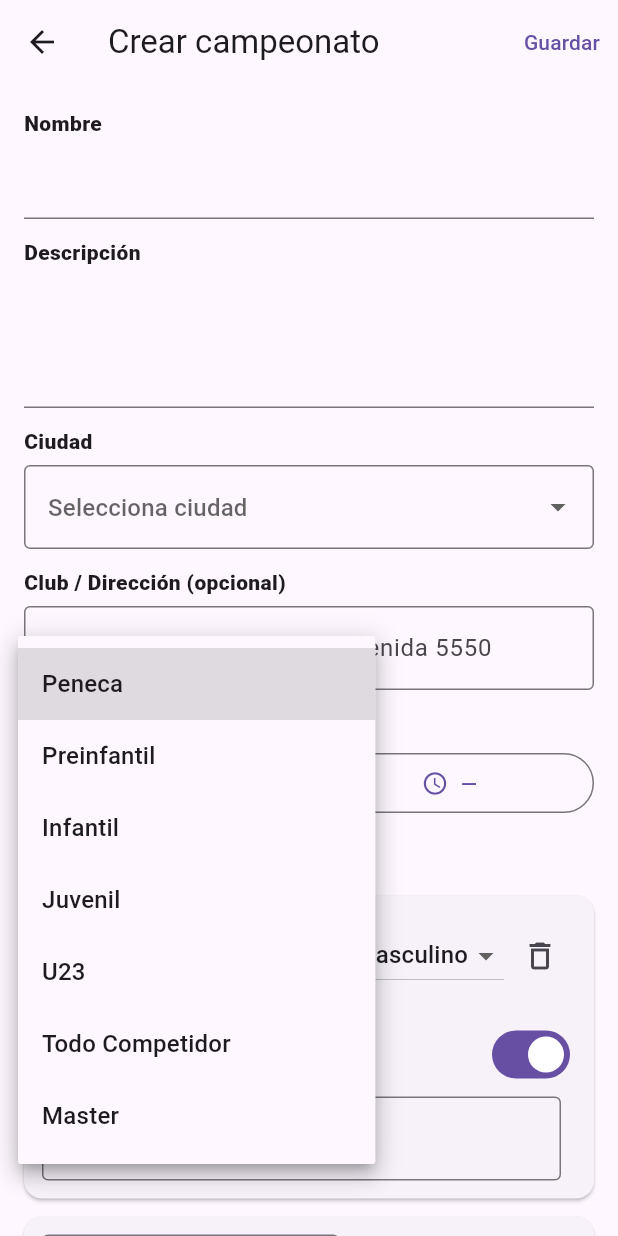
After one commit to kshox-hash/myttmi, a Flutter app: the AdminTournamentCreateScreen screen opened by its route, after a tap on "Categoría", on a phone screen of 412 x 824 dp. The commit adds this screen. Run offline on Flutter 3.47's test engine with Material 3 defaults, Android fonts, the phone set to English and light mode, and no system bars; our stand-ins replace audioplayers, shared_preferences; accounts and stored records are empty.

Commit message:
FIXING ADMIN TOURNAMENT

```diff
--- a/lib/features/shell/admin_shell.dart
+++ b/lib/features/shell/admin_shell.dart
@@ -75,7 +75,7 @@ class AdminShell extends StatelessWidget {
               trailing: const Icon(Icons.chevron_right),
               onTap: () => Navigator.pushNamed(
                 context,
-                AppRoutes.createTournament,
+                AppRoutes.adminCreateTournament,
               ),
             ),
           ),
--- /dev/null
+++ b/lib/features/tournament/presentation/admin/admin_tournament_create_screen.dart
@@ -0,0 +1,477 @@
+import "package:flutter/material.dart";
+import "package:myttmi/features/tournament/api/admin_tournament_api.dart";
+import "package:myttmi/core/storage/session_storage.dart";
+
+class AdminTournamentCreateScreen extends StatefulWidget {
+  const AdminTournamentCreateScreen({super.key});
+
+  @override
+  State<AdminTournamentCreateScreen> createState() => _AdminTournamentCreateScreenState();
+}
+
+class _AdminTournamentCreateScreenState extends State<AdminTournamentCreateScreen> {
+  final _api = AdminTournamentApi();
+
+  final _name = TextEditingController();
+  final _desc = TextEditingController();
+  final _loc = TextEditingController();
+
+  DateTime _eventDate = DateTime.now();
+  TimeOfDay? _eventTime;
+
+  bool _loading = false;
+
+  // ✅ Ciudades grandes
+  static const List<String> chileCities = [
+    "Santiago",
+    "Valparaíso",
+    "Viña del Mar",
+    "Concepción",
+    "Antofagasta",
+    "La Serena",
+    "Iquique",
+    "Arica",
+    "Copiapó",
+    "Temuco",
+    "Valdivia",
+    "Osorno",
+    "Puerto Montt",
+    "Chillán",
+    "Punta Arenas",
+  ];
+
+  String? _selectedCity;
+
+  // ✅ Tipos de categoría (nombres limpios)
+  static const List<String> categoryTypes = [
+    "Peneca",
+    "Preinfantil",
+    "Infantil",
+    "Juvenil",
+    "U23",
+    "Todo Competidor",
+    "Master",
+  ];
+
+  // ✅ Rangos master (dropdown)
+  static const List<String> masterRanges = [
+    "35–39",
+    "40–44",
+    "45–49",
+    "50–54",
+    "55–59",
+    "60–64",
+    "65–69",
+    "70–74",
+    "75+",
+    "Personalizado",
+  ];
+
+  final List<_CatForm> _cats = [
+    _CatForm(gender: "male", price: 5000),
+    _CatForm(gender: "female", price: 5000),
+    _CatForm(gender: "mixed", price: 6000),
+  ];
+
+  @override
+  void dispose() {
+    _name.dispose();
+    _desc.dispose();
+    _loc.dispose();
+    for (final c in _cats) c.dispose();
+    super.dispose();
+  }
+
+  Future<void> _pickDate() async {
+    final now = DateTime.now();
+    final picked = await showDatePicker(
+      context: context,
+      initialDate: _eventDate,
+      firstDate: DateTime(now.year - 1),
+      lastDate: DateTime(now.year + 3),
+    );
+    if (picked != null) setState(() => _eventDate = picked);
+  }
+
+  Future<void> _pickTime() async {
+    final picked = await showTimePicker(
+      context: context,
+      initialTime: _eventTime ?? const TimeOfDay(hour: 19, minute: 0),
+    );
+    if (picked != null) setState(() => _eventTime = picked);
+  }
+
+  String _fmtDate(DateTime d) =>
+      "${d.day.toString().padLeft(2, "0")}/${d.month.toString().padLeft(2, "0")}/${d.year}";
+
+  String _fmtTime(TimeOfDay? t) =>
+      t == null ? "—" : "${t.hour.toString().padLeft(2, "0")}:${t.minute.toString().padLeft(2, "0")}";
+
+  Future<void> _submit() async {
+    if (_name.text.trim().isEmpty) {
+      _toast("Falta el nombre del campeonato");
+      return;
+    }
+    if (_selectedCity == null) {
+      _toast("Selecciona la ciudad");
+      return;
+    }
+
+    // Validar categorías
+    for (final c in _cats) {
+      if (c.type == null) {
+        _toast("Selecciona el tipo de categoría en todas las categorías");
+        return;
+      }
+
+      if (c.type == "Master") {
+        if (c.masterRange == null) {
+          _toast("Selecciona el rango Master");
+          return;
+        }
+        if (c.masterRange == "Personalizado") {
+          final txt = c.masterCustomCtrl.text.trim();
+          if (txt.isEmpty) {
+            _toast("Escribe el rango Master personalizado (ej: 52–58 o 60+)");
+            return;
+          }
+        }
+      }
+    }
+
+    final storage = SessionStorage();
+    final userId = await storage.getUserId();
+    if (userId == null || userId.isEmpty) {
+      _toast("No hay sesión activa");
+      return;
+    }
+
+    final cats = _cats.map((c) => c.toJson()).toList();
+
+    setState(() => _loading = true);
+    try {
+      await _api.adminCreateTournament(
+        createdBy: userId,
+        tournamentName: _name.text,
+        description: _desc.text,
+        location: _loc.text,
+        city: _selectedCity,
+        eventDate: _eventDate,
+        eventTime: _eventTime,
+        categories: cats,
+      );
+
+      if (!mounted) return;
+      _toast("✅ Campeonato creado");
+      Navigator.pop(context, true);
+    } catch (e) {
+      _toast("Error: $e");
+    } finally {
+      if (mounted) setState(() => _loading = false);
+    }
+  }
+
+  void _toast(String msg) {
+    ScaffoldMessenger.of(context).showSnackBar(SnackBar(content: Text(msg)));
+  }
+
+  @override
+  Widget build(BuildContext context) {
+    return Scaffold(
+      appBar: AppBar(
+        title: const Text("Crear campeonato"),
+        actions: [
+          TextButton(
+            onPressed: _loading ? null : _submit,
+            child: _loading
+                ? const SizedBox(
+                    width: 18,
+                    height: 18,
+                    child: CircularProgressIndicator(strokeWidth: 2),
+                  )
+                : const Text("Guardar"),
+          ),
+        ],
+      ),
+      body: ListView(
+        padding: const EdgeInsets.all(16),
+        children: [
+          _Field(label: "Nombre", child: TextField(controller: _name)),
+          const SizedBox(height: 12),
+
+          _Field(
+            label: "Descripción",
+            child: TextField(controller: _desc, maxLines: 3),
+          ),
+          const SizedBox(height: 12),
+
+          _Field(
+            label: "Ciudad",
+            child: DropdownButtonFormField<String>(
+              value: _selectedCity,
+              isExpanded: true,
+              items: chileCities
+                  .map((c) => DropdownMenuItem(value: c, child: Text(c)))
+                  .toList(),
+              onChanged: _loading ? null : (v) => setState(() => _selectedCity = v),
+              decoration: const InputDecoration(
+                border: OutlineInputBorder(),
+                hintText: "Selecciona ciudad",
+              ),
+            ),
+          ),
+          const SizedBox(height: 12),
+
+          _Field(
+            label: "Club / Dirección (opcional)",
+            child: TextField(
+              controller: _loc,
+              decoration: const InputDecoration(
+                border: OutlineInputBorder(),
+                hintText: "Ej: Club San Miguel, Gran Avenida 5550",
+              ),
+            ),
+          ),
+          const SizedBox(height: 12),
+
+          _Field(
+            label: "Fecha / Hora",
+            child: Row(
+              children: [
+                Expanded(
+                  child: OutlinedButton.icon(
+                    onPressed: _loading ? null : _pickDate,
+                    icon: const Icon(Icons.calendar_month_rounded),
+                    label: Text(_fmtDate(_eventDate)),
+                  ),
+                ),
+                const SizedBox(width: 10),
+                Expanded(
+                  child: OutlinedButton.icon(
+                    onPressed: _loading ? null : _pickTime,
+                    icon: const Icon(Icons.schedule_rounded),
+                    label: Text(_fmtTime(_eventTime)),
+                  ),
+                ),
+              ],
+            ),
+          ),
+
+          const SizedBox(height: 18),
+          const Text(
+            "Categorías",
+            style: TextStyle(fontSize: 16, fontWeight: FontWeight.w900),
+          ),
+          const SizedBox(height: 10),
+
+          ..._cats.asMap().entries.map((entry) {
+            final i = entry.key;
+            final c = entry.value;
+
+            return Card(
+              margin: const EdgeInsets.only(bottom: 12),
+              child: Padding(
+                padding: const EdgeInsets.all(12),
+                child: Column(
+                  children: [
+                    Row(
+                      children: [
+                        Expanded(
+                          child: DropdownButtonFormField<String>(
+                            value: c.type,
+                            isExpanded: true,
+                            decoration: const InputDecoration(
+                              labelText: "Categoría",
+                              border: OutlineInputBorder(),
+                            ),
+                            items: categoryTypes
+                                .map((t) => DropdownMenuItem(value: t, child: Text(t)))
+                                .toList(),
+                            onChanged: _loading
+                                ? null
+                                : (v) {
+                                    setState(() {
+                                      c.type = v;
+                                      if (c.type != "Master") {
+                                        c.masterRange = null;
+                                        c.masterCustomCtrl.text = "";
+                                      }
+                                    });
+                                  },
+                          ),
+                        ),
+                        const SizedBox(width: 10),
+                        DropdownButton<String>(
+                          value: c.gender,
+                          items: const [
+                            DropdownMenuItem(value: "male", child: Text("Masculino")),
+                            DropdownMenuItem(value: "female", child: Text("Femenino")),
+                            DropdownMenuItem(value: "mixed", child: Text("Mixto")),
+                          ],
+                          onChanged: _loading ? null : (v) => setState(() => c.gender = v ?? "male"),
+                        ),
+                        IconButton(
+                          onPressed: _loading || _cats.length <= 1 ? null : () => setState(() => _cats.removeAt(i)),
+                          icon: const Icon(Icons.delete_outline),
+                        ),
+                      ],
+                    ),
+
+                    if (c.type == "Master") ...[
+                      const SizedBox(height: 10),
+                      DropdownButtonFormField<String>(
+                        value: c.masterRange,
+                        isExpanded: true,
+                        decoration: const InputDecoration(
+                          labelText: "Rango Master",
+                          border: OutlineInputBorder(),
+                        ),
+                        items: masterRanges
+                            .map((r) => DropdownMenuItem(value: r, child: Text(r)))
+                            .toList(),
+                        onChanged: _loading ? null : (v) => setState(() => c.masterRange = v),
+                      ),
+
+                      if (c.masterRange == "Personalizado") ...[
+                        const SizedBox(height: 10),
+                        TextField(
+                          controller: c.masterCustomCtrl,
+                          decoration: const InputDecoration(
+                            labelText: "Rango personalizado",
+                            hintText: "Ej: 52–58  |  60+",
+                            border: OutlineInputBorder(),
+                          ),
+                        ),
+                      ],
+                    ],
+
+                    const SizedBox(height: 10),
+
+                    SwitchListTile(
+                      contentPadding: EdgeInsets.zero,
+                      title: const Text("Cupos ilimitados"),
+                      value: c.unlimited,
+                      onChanged: _loading ? null : (v) => setState(() => c.unlimited = v),
+                    ),
+
+                    Row(
+                      children: [
+                        Expanded(
+                          child: TextField(
+                            decoration: const InputDecoration(
+                              labelText: "Precio",
+                              border: OutlineInputBorder(),
+                            ),
+                            keyboardType: TextInputType.number,
+                            controller: c.priceCtrl,
+                          ),
+                        ),
+                        const SizedBox(width: 10),
+                        if (!c.unlimited)
+                          Expanded(
+                            child: TextField(
+                              decoration: const InputDecoration(
+                                labelText: "Cupos",
+                                border: OutlineInputBorder(),
+                              ),
+                              keyboardType: TextInputType.number,
+                              controller: c.quotasCtrl,
+                            ),
+                          ),
+                      ],
+                    ),
+                  ],
+                ),
+              ),
+            );
+          }),
+
+          OutlinedButton.icon(
+            onPressed: _loading ? null : () => setState(() => _cats.add(_CatForm(gender: "male", price: 0))),
+            icon: const Icon(Icons.add),
+            label: const Text("Agregar categoría"),
+          ),
+
+          const SizedBox(height: 18),
+          FilledButton(
+            onPressed: _loading ? null : _submit,
+            child: const Text("Crear campeonato"),
+          ),
+        ],
+      ),
+    );
+  }
+}
+
+class _Field extends StatelessWidget {
+  final String label;
+  final Widget child;
+  const _Field({required this.label, required this.child});
+
+  @override
+  Widget build(BuildContext context) {
+    return Column(
+      crossAxisAlignment: CrossAxisAlignment.start,
+      children: [
+        Text(label, style: const TextStyle(fontWeight: FontWeight.w900)),
+        const SizedBox(height: 6),
+        child,
+      ],
+    );
+  }
+}
+
+class _CatForm {
+  String? type; // Peneca / Infantil / ... / Master
+  String gender;
+
+  String? masterRange; // 35–39 ... 75+ ... Personalizado
+  final TextEditingController masterCustomCtrl = TextEditingController();
+
+  final TextEditingController priceCtrl;
+
+  bool unlimited;
+  final TextEditingController quotasCtrl;
+
+  _CatForm({
+    required this.gender,
+    required int price,
+  })  : priceCtrl = TextEditingController(text: price.toString()),
+        unlimited = true,
+        quotasCtrl = TextEditingController(text: "32");
+
+  Map<String, dynamic> toJson() {
+    int toInt(TextEditingController c, int fallback) {
+      final v = int.tryParse(c.text.trim());
+      return v ?? fallback;
+    }
+
+    String buildCategoryName() {
+      final t = type ?? "Todo Competidor";
+
+      if (t == "Master") {
+        final r = masterRange ?? "";
+        if (r == "Personalizado") {
+          final custom = masterCustomCtrl.text.trim();
+          return custom.isEmpty ? "Master" : "Master $custom";
+        }
+        return r.isEmpty ? "Master" : "Master $r";
+      }
+
+      return t;
+    }
+
+    return {
+      "category_name": buildCategoryName(),
+      "gender": gender,
+      "inscription_price": toInt(priceCtrl, 0),
+      "quotas": unlimited ? null : toInt(quotasCtrl, 32),
+    };
+  }
+
+  void dispose() {
+    masterCustomCtrl.dispose();
+    priceCtrl.dispose();
+    quotasCtrl.dispose();
+  }
+}
--- a/lib/routes/app_routes.dart
+++ b/lib/routes/app_routes.dart
@@ -1,25 +1,24 @@
 import "package:flutter/material.dart";
-
+//LOGIN
+import "package:myttmi/features/auth/presentation/login_screen.dart";
+//WIDGETS
+import "package:myttmi/features/shell/splash_gate.dart";
+import "package:myttmi/features/calendar/presentation/calendar_screen.dart";
+import "package:myttmi/features/stats/presentation/stats_screen.dart";
+//PLAYER
+import "package:myttmi/features/tournament/models/tournament_models.dart";
+import "package:myttmi/features/tournament/presentation/tournaments_screen.dart";
+import "package:myttmi/features/tournament/presentation/tournament_create_screen.dart";
+import "package:myttmi/features/tournament/presentation/tournament_detail_screen.dart";
+import "package:myttmi/features/competition/presentation/groups_view_screen.dart";
 import "package:myttmi/features/home/presentation/home_screen.dart";
 import "package:myttmi/features/profile/presentation/profile_screen.dart";
 import "package:myttmi/features/ranking/presentation/ranking_screen.dart";
-import "package:myttmi/features/calendar/presentation/calendar_screen.dart";
-import "package:myttmi/features/stats/presentation/stats_screen.dart";
-
-import "package:myttmi/features/tournament/presentation/tournaments_screen.dart";
-import "package:myttmi/features/tournament/presentation/tournament_create_screen.dart";
-import "package:myttmi/features/tournament/presentation/tournament_detail_screen.dart";
-
-import "package:myttmi/features/shell/splash_gate.dart";
-import "package:myttmi/features/auth/presentation/login_screen.dart";
-
-import "package:myttmi/features/competition/presentation/admin_generate_groups_screen.dart";
-import "package:myttmi/features/competition/presentation/groups_view_screen.dart";
-
+//ADMIN
 import "package:myttmi/features/tournament/presentation/admin_tournaments_screen.dart";
 import "package:myttmi/features/tournament/presentation/admin_tournament_detail_screen.dart";
-
-import "package:myttmi/features/tournament/models/tournament_models.dart";
+import "package:myttmi/features/competition/presentation/admin_generate_groups_screen.dart";
+import "package:myttmi/features/tournament/presentation/admin/admin_tournament_create_screen.dart";
 
 class AppRoutes {
   static const splash = "/splash";
@@ -33,12 +32,12 @@ class AppRoutes {
 
   // tournaments routes
   static const tournaments = "/tournaments";
-  static const tournamentDetail = "/tournament/detail"; // ✅ AGREGADO (faltaba)
+  static const tournamentDetail = "/tournament/detail";
 
   static const adminTournaments = "/admin/tournaments";
   static const adminTournamentDetail = "/admin/tournament/detail";
-
-  static const createTournament = "/admin/tournament/create"; // ✅ con "/" al inicio
+  static const adminCreateTournament = "/admin/tournament/create";
+  static const createTournament = "/admin/tournament/create";
 
   // competition routes
   static const adminGenerateGroups = "/competition/admin-generate-groups";
@@ -86,6 +85,9 @@ class AppRoutes {
           builder: (_) => TournamentAdminDetailScreen(tournament: t),
         );
       }
+
+      case adminCreateTournament:
+        return MaterialPageRoute(builder: (_) => const AdminTournamentCreateScreen());
 
       case createTournament:
         return MaterialPageRoute(builder: (_) => const TournamentCreateScreen());
```
